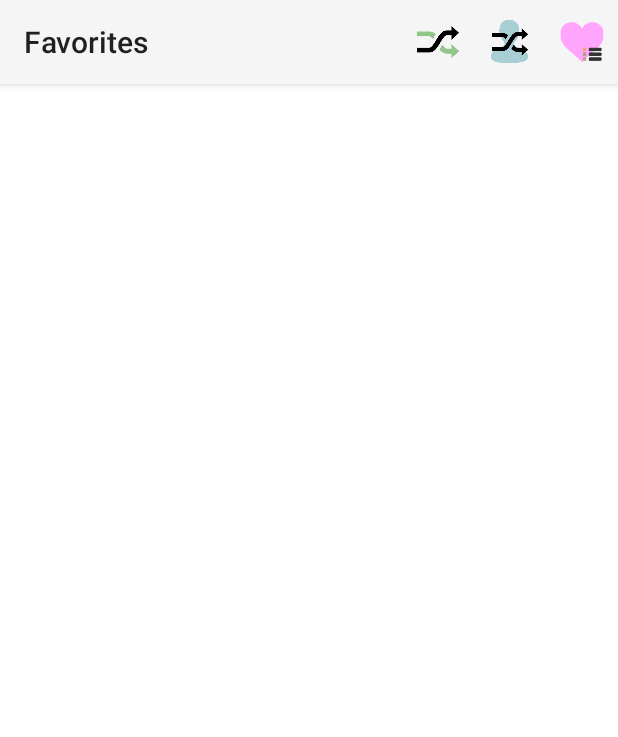
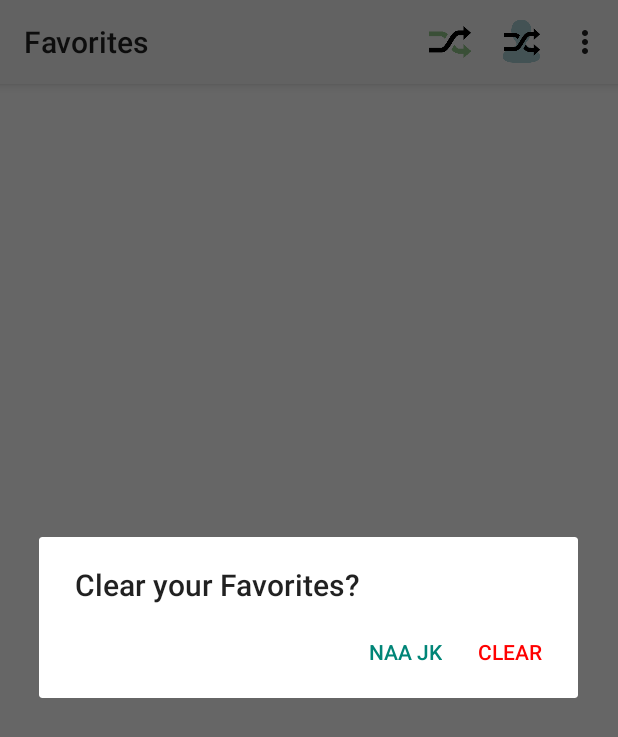
Before and after one commit to toidiu/FFFFind, an Android app: the screen it shows after launch (MainActivity), in the options menu, after a tap on "Clear Favorites", on a phone screen of 412 x 824 dp. Shown: the top 737 px of the screen. Run offline under Robolectric (Android 15) with nearby library versions, the phone set to English and light mode, and no system bars; our stand-ins replace Picasso; libraries missing offline, so code that uses them is left out: com.etsy.android; plain views replace StaggeredGridView; network calls fail; pictures from the network do not load; 3 statements that could not run were skipped.

Commit message:
implement saveinstance on orientation change. added dialog for clearing favorites

```diff
--- a/app/src/main/java/com/toidiu/ffffound/activities/FFDetailActivity.java
+++ b/app/src/main/java/com/toidiu/ffffound/activities/FFDetailActivity.java
@@ -63,8 +63,6 @@ public class FFDetailActivity extends ActionBarActivity{
                 setResult(FFDetailFragment.DETAIL_FAV_LIST);
                 finish();
                 break;
-            case R.id.clear_fav:
-                break;
             default:
                 break;
         }
--- a/app/src/main/java/com/toidiu/ffffound/activities/MainActivity.java
+++ b/app/src/main/java/com/toidiu/ffffound/activities/MainActivity.java
@@ -1,13 +1,19 @@
 package com.toidiu.ffffound.activities;
 
+import android.app.AlertDialog;
+import android.app.Dialog;
+import android.content.DialogInterface;
 import android.content.Intent;
+import android.graphics.Color;
 import android.os.Bundle;
 import android.support.v4.app.Fragment;
 import android.support.v4.app.FragmentManager;
 import android.support.v7.app.ActionBarActivity;
 import android.util.Log;
+import android.view.ContextThemeWrapper;
 import android.view.Menu;
 import android.view.MenuItem;
+import android.widget.Button;
 import android.widget.Toast;
 
 import com.google.gson.reflect.TypeToken;
@@ -36,18 +42,24 @@ public class MainActivity extends ActionBarActivity {
     private Menu mMenu;
     private static boolean IS_MAIN_LIST = true;
 
-    private SaveLoadHandler<ArrayList<FFFFItem>> slh;
+    private static SaveLoadHandler<ArrayList<FFFFItem>> slh;
     private final static String SAVE_FILE = "fav.json";
     public File FILE;
 
     @Override
     protected void onCreate(Bundle savedInstanceState) {
         super.onCreate(savedInstanceState);
+
+        if (savedInstanceState != null) {
+            //orientation change so just set view
+            setContentView(R.layout.activity_fragment);
+        } else {
             setContentView(R.layout.activity_fragment);
 
             //Save/Load handler
             FILE = new File(this.getFilesDir() + File.separator + SAVE_FILE);
-        Type type = new TypeToken<ArrayList<FFFFItem>>(){}.getType();
+            Type type = new TypeToken<ArrayList<FFFFItem>>() {
+            }.getType();
             slh = new SaveLoadHandler(type, FILE);
             final ArrayList<FFFFItem> list = slh.loadData();
             FFFavData.getInstance().setFav(list);
@@ -58,7 +70,7 @@ public class MainActivity extends ActionBarActivity {
 
             mFragManager = getSupportFragmentManager();
             mMainFragment = mFragManager.findFragmentByTag(MAIN_LIST);
-        if(mMainFragment == null){
+            if (mMainFragment == null) {
                 mMainFragment = new FFListFragment();
                 mMainFragment.setArguments(bundle);
                 mFragManager.beginTransaction()
@@ -66,11 +78,14 @@ public class MainActivity extends ActionBarActivity {
                         .commit();
             }
         }
+    }
 
     @Override
     protected void onPause() {
         super.onPause();
-        slh.saveData(FFFavData.getInstance().getFav() );
+        if (isFinishing()) {
+            slh.saveData(FFFavData.getInstance().getFav());
+        }
     }
 
     @Override
@@ -192,7 +207,30 @@ public class MainActivity extends ActionBarActivity {
                 break;
             case R.id.clear_fav:
                 Toast.makeText(this, "Favorites Cleared!", Toast.LENGTH_SHORT).show();
+
+
+
+                AlertDialog.Builder builder = new AlertDialog.Builder(this);
+                // set dialog message
+                builder.setTitle("Clear your Favorites?")
+                    .setNegativeButton("Naa jk", new DialogInterface.OnClickListener() {
+                        @Override
+                        public void onClick(DialogInterface dialogInterface, int i) {
+                            //nothing
+                        }
+                    })
+                    .setPositiveButton("Clear", new DialogInterface.OnClickListener() {
+                        public void onClick(DialogInterface dialog, int id) {
                             FFFavData.getInstance().clearFav();
+                        }
+                    });
+                // create alert dialog
+                AlertDialog d = builder.create();
+                d.show();
+                d.getButton(DialogInterface.BUTTON_POSITIVE).setTextColor(Color.RED);
+
+                mMenu.findItem(R.id.clear_fav).setVisible(true);
+                mMenu.findItem(R.id.favorite).setVisible(false);
                 break;
             default:
                 break;
--- a/app/src/main/java/com/toidiu/ffffound/adapter/FFGalleryAdapter.java
+++ b/app/src/main/java/com/toidiu/ffffound/adapter/FFGalleryAdapter.java
@@ -54,12 +54,12 @@ public class FFGalleryAdapter extends ArrayAdapter<FFFFItem> {
 
 
         String url = item.getMedUrl();
-        Log.d(TAG, url);
+//        Log.d(TAG, url);
         Picasso.with(mActivity)
                 .load(url)
                 .into(imgView);
 
-        if ( position == mData.getSize()-4 ){
+        if ( position == mData.getSize() - getContext().getResources().getInteger(R.integer.fetch_offset) ){
             mListener.FFFetchItem();
         }
 
--- a/app/src/main/java/com/toidiu/ffffound/fragments/FFListFragment.java
+++ b/app/src/main/java/com/toidiu/ffffound/fragments/FFListFragment.java
@@ -41,7 +41,7 @@ public class FFListFragment extends Fragment implements FFGalleryAdapter.FFFetch
     public static final String USER_URL_END = "/found/feed";
     public static final String RANDOM_URL_BASE = "http://ffffound.com/feed?offset="; //+ number
 
-    private String mUrl;
+    public static String URL;
     private boolean itemsShowing = false;
     private StaggeredGridView mSGView;
     private FFGalleryAdapter mGalleryAdapter;
@@ -57,7 +57,7 @@ public class FFListFragment extends Fragment implements FFGalleryAdapter.FFFetch
         mListData = new FFData();
         mGalleryAdapter = new FFGalleryAdapter(getActivity(), this, mListData);
 
-        mUrl = getArguments().getCharSequence(LIST_URL).toString();
+        URL = getArguments().getCharSequence(LIST_URL).toString();
         showFavs = getArguments().getBoolean(SHOW_FAV, false);
         if (showFavs) {
             mListData.addItems(FFFavData.getInstance().getFav());
@@ -97,7 +97,7 @@ public class FFListFragment extends Fragment implements FFGalleryAdapter.FFFetch
         if (showFavs) {
             return;
         }
-        mUrl = mListData.getNextUrl();
+        URL = mListData.getNextUrl();
         loadItems();
     }
     @Override
@@ -140,7 +140,7 @@ public class FFListFragment extends Fragment implements FFGalleryAdapter.FFFetch
         if ( Stuff.isConnected(getActivity()) ) {
             networkTxt.setVisibility(View.INVISIBLE);
             retryBtn.setVisibility(View.INVISIBLE);
-            new FetchItemsAsync(mUrl).execute();
+            new FetchItemsAsync(URL).execute();
         } else {
             if (itemsShowing) {
                 networkTxt.setVisibility(View.INVISIBLE);
@@ -166,7 +166,12 @@ public class FFListFragment extends Fragment implements FFGalleryAdapter.FFFetch
             }
         });
     }
-
+    public static String getURL(){
+        if (URL == null){
+            return "";
+        }
+        return URL;
+    }
 
     //--------------------------------------PRIVATE CLASS---------------
     class FetchItemsAsync extends AsyncTask<Void,Void,ArrayList<FFFFItem>> {
--- a/app/src/main/res/values/integers.xml
+++ b/app/src/main/res/values/integers.xml
@@ -2,5 +2,6 @@
 <resources>
     <integer name="column_count">2</integer>
     <integer name="grid_column_count">2</integer>
-    <integer name="rand_cnt">10000000</integer>
+    <integer name="rand_cnt">135000</integer>
+    <integer name="fetch_offset">7</integer>
 </resources>
```
Lines whose indentation alone changed are shown as unchanged.
